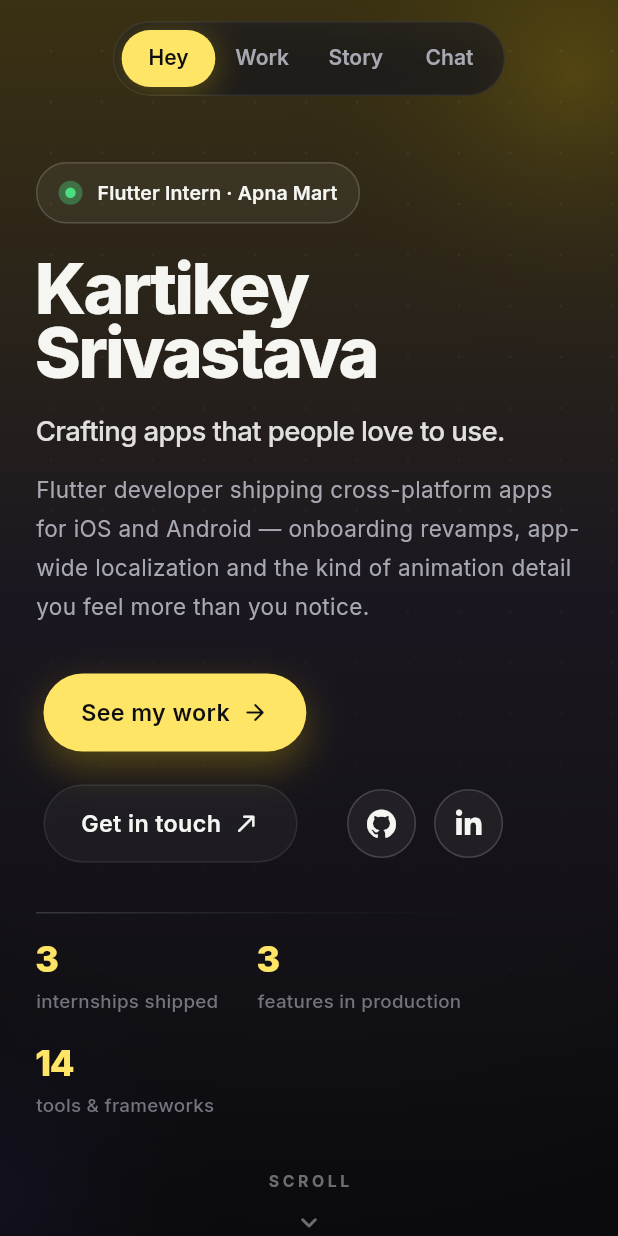
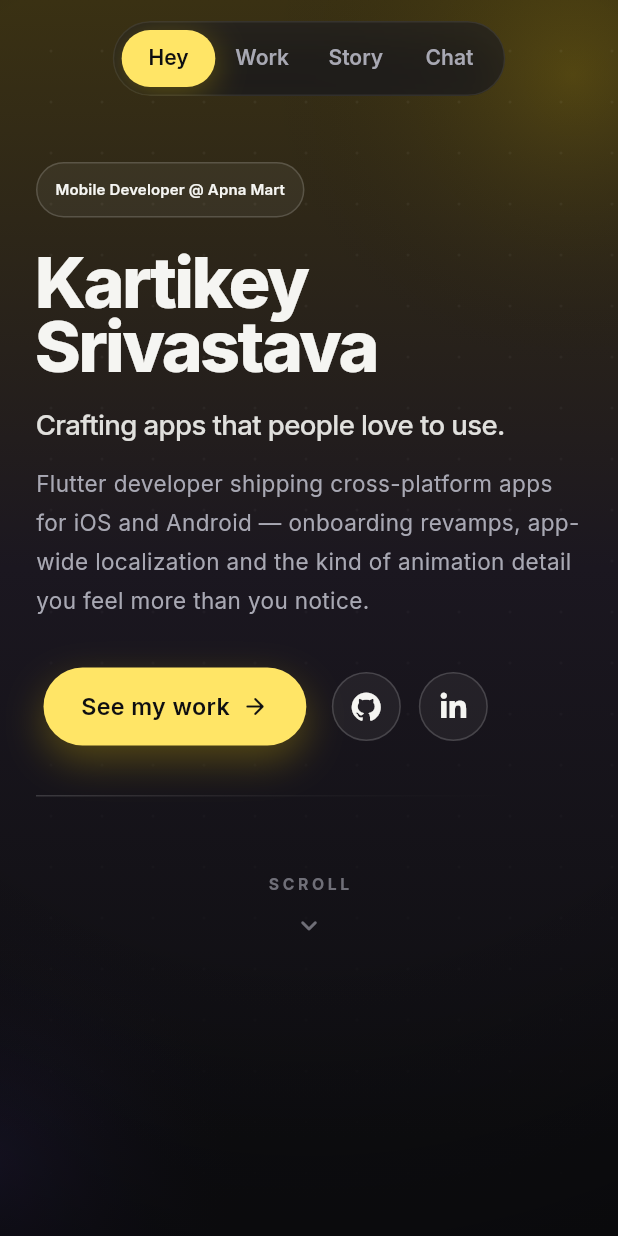
Before and after one commit to kartikaeyy/portfolio, a Flutter app: the screen it shows after launch, on a phone screen of 412 x 824 dp. Run offline on Flutter 3.47's test engine with Material 3 defaults, Android fonts, the phone set to English and light mode, and no system bars; drawn by our look-alikes of flutter_animate; our stand-ins replace font_awesome_flutter, google_fonts, video_player.

Commit message:
Show all experience highlights; fix timeline overflow
Drop the collapse-to-four logic and the Show more/less toggle from the
experience cards so every highlight is always visible.

With ten bullets showing, the IntrinsicHeight wrapping each timeline row
under-measured the card (intrinsic sizing over wrapping text) and forced
a tight height the content overflowed. The rail line is now a positioned
child of a Stack, so the card sizes to its content and the line stretches
to match.

Also retitle the role to Mobile Developer and simplify the hero.

Co-Authored-By: Claude Opus 5 (1M context) <noreply@anthropic.com>

```diff
--- a/lib/data/portfolio_data.dart
+++ b/lib/data/portfolio_data.dart
@@ -229,7 +229,7 @@ const kFeatures = [
 const kExperiences = [
   Experience(
     company: 'Apna Mart',
-    role: 'Flutter Intern',
+    role: 'Mobile Developer',
     period: 'Jan 2026 – Present',
     // Consumer app icon, apnamart.in.
     logoAsset: 'assets/images/logos/apna_mart.jpg',
--- a/lib/pages/hey_page.dart
+++ b/lib/pages/hey_page.dart
@@ -70,10 +70,7 @@ class _HeroContent extends StatelessWidget {
     return Column(
       crossAxisAlignment: CrossAxisAlignment.start,
       children: [
-        const _StatusPill()
-            .animate()
-            .fadeIn(duration: 500.ms)
-            .slideY(begin: -0.3, end: 0, curve: Motion.curve),
+        const _StatusPill(),
         SizedBox(height: isMobile ? 22 : 28),
         Text(
               'Kartikey\nSrivastava',
@@ -131,13 +128,6 @@ class _HeroContent extends StatelessWidget {
                   icon: Icons.arrow_forward_rounded,
                   onPressed: () => scope?.goToSection(SectionScope.work),
                 ),
-                ActionButton(
-                  label: 'Get in touch',
-                  tone: ActionTone.ghost,
-                  icon: Icons.north_east_rounded,
-                  onPressed: () => scope?.goToSection(SectionScope.chat),
-                ),
-                const SizedBox(width: 4),
                 IconAction(
                   icon: const Glyph.brand(FontAwesomeIcons.github),
                   tooltip: 'GitHub',
@@ -173,8 +163,10 @@ class _StatusPill extends StatelessWidget {
   @override
   Widget build(BuildContext context) {
     final current = kExperiences.first;
+    final isMobile = Breaks.isMobile(context);
+
     return Container(
-      padding: const EdgeInsets.symmetric(horizontal: 14, vertical: 9),
+      padding: const EdgeInsets.symmetric(horizontal: 12, vertical: 9),
       decoration: BoxDecoration(
         color: Colors.white.withValues(alpha: 0.05),
         borderRadius: BorderRadius.circular(Radii.chip),
@@ -183,37 +175,12 @@ class _StatusPill extends StatelessWidget {
       child: Row(
         mainAxisSize: MainAxisSize.min,
         children: [
-          Stack(
-            alignment: Alignment.center,
-            children: [
-              Container(
-                    width: 16,
-                    height: 16,
-                    decoration: BoxDecoration(
-                      shape: BoxShape.circle,
-                      color: AppColors.live.withValues(alpha: 0.35),
-                    ),
-                  )
-                  .animate(onPlay: (c) => c.repeat(reverse: true))
-                  .fadeOut(duration: 1400.ms, curve: Curves.easeInOut)
-                  .scaleXY(begin: 0.5, end: 1),
-              Container(
-                width: 7,
-                height: 7,
-                decoration: const BoxDecoration(
-                  shape: BoxShape.circle,
-                  color: AppColors.live,
-                ),
-              ),
-            ],
-          ),
-          const SizedBox(width: 10),
           Flexible(
             child: Text(
-              '${current.role} · ${current.company}',
+              '${current.role} @ ${current.company}',
               overflow: TextOverflow.ellipsis,
               style: GoogleFonts.inter(
-                fontSize: 13,
+                fontSize: isMobile ? 10 : 13,
                 fontWeight: FontWeight.w600,
                 color: AppColors.ink,
                 letterSpacing: 0.1,
@@ -234,11 +201,6 @@ class _HeroStats extends StatelessWidget {
   @override
   Widget build(BuildContext context) {
     final isMobile = Breaks.isMobile(context);
-    final stats = <(String, String)>[
-      ('${kExperiences.length}', 'internships shipped'),
-      ('${kFeatures.length}', 'features in production'),
-      ('${kSkills.length}', 'tools & frameworks'),
-    ];
 
     return Column(
       crossAxisAlignment: CrossAxisAlignment.start,
@@ -253,38 +215,6 @@ class _HeroStats extends StatelessWidget {
           ),
         ),
         SizedBox(height: isMobile ? 18 : 22),
-        Wrap(
-          spacing: isMobile ? 26 : 44,
-          runSpacing: 18,
-          children: [
-            for (final (value, label) in stats)
-              Column(
-                crossAxisAlignment: CrossAxisAlignment.start,
-                children: [
-                  Text(
-                    value,
-                    style: GoogleFonts.inter(
-                      fontSize: isMobile ? 24 : 30,
-                      fontWeight: FontWeight.w800,
-                      color: AppColors.heroYellow,
-                      height: 1,
-                      letterSpacing: -1,
-                    ),
-                  ),
-                  const SizedBox(height: 6),
-                  Text(
-                    label,
-                    style: GoogleFonts.inter(
-                      fontSize: 12.5,
-                      fontWeight: FontWeight.w500,
-                      color: AppColors.inkFaint,
-                      letterSpacing: 0.2,
-                    ),
-                  ),
-                ],
-              ),
-          ],
-        ),
       ],
     );
   }
--- a/lib/portfolio_app.dart
+++ b/lib/portfolio_app.dart
@@ -22,7 +22,7 @@ class PortfolioApp extends StatelessWidget {
   @override
   Widget build(BuildContext context) {
     return MaterialApp(
-      title: 'Kartikey Srivastava — Flutter Developer',
+      title: 'Kartikey — Mobile Developer',
       debugShowCheckedModeBanner: false,
       theme: AppTheme.theme,
       scrollBehavior: const _SiteScrollBehavior(),
```
Also changed, not shown: lib/widgets/experience_timeline.dart (+32 -123 lines), 5 other files.
